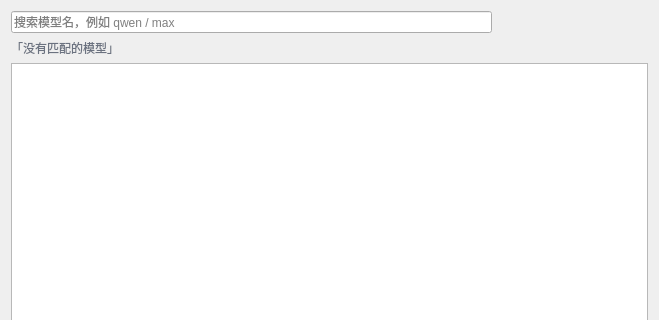
Qt form AI_chat/UI/modelSelection.ui (EXE0000/Graphic_Dev) before a commit; both pictures show x 0 to 659 and y 0 to 320 of the 659 by 479 pixel window.
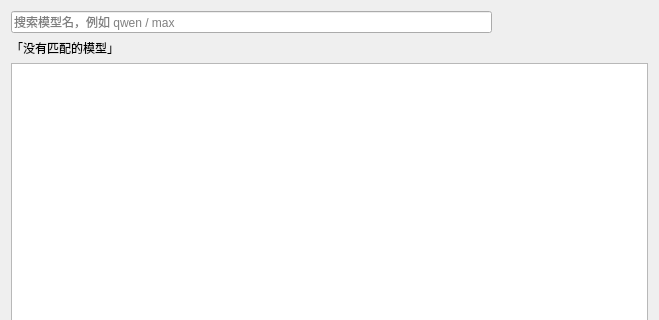
The same form after that commit.

```diff
--- a/AI_chat/UI/modelSelection.ui
+++ b/AI_chat/UI/modelSelection.ui
@@ -78,9 +78,6 @@
          <height>17</height>
         </size>
        </property>
-       <property name="styleSheet">
-        <string notr="true">color: #6b7280; font-size: 12px;</string>
-       </property>
        <property name="text">
         <string>「没有匹配的模型」</string>
        </property>
```
